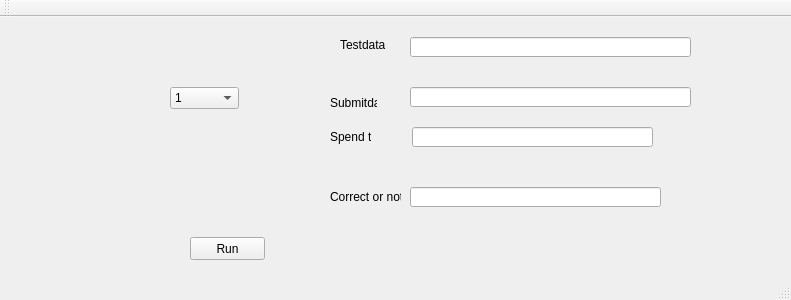
The window that 1/1/mainwindow.ui (fumchin/AOOP-Final-Project) describes before a commit, drawn with Qt 5.
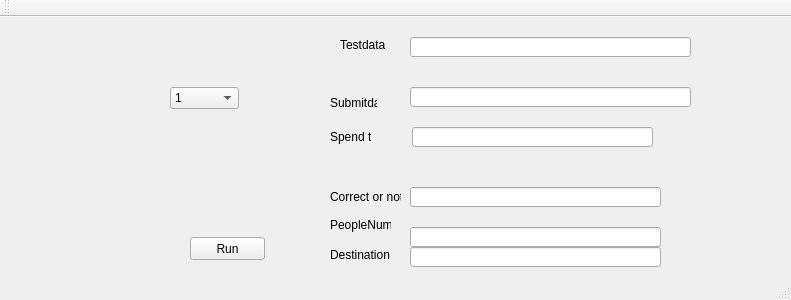
The same window after the commit.

Commit message: course6 sql (add people in building.h)

```diff
--- a/1/1/mainwindow.ui
+++ b/1/1/mainwindow.ui
@@ -159,6 +159,52 @@
      </property>
     </item>
    </widget>
+   <widget class="QLineEdit" name="PeopleNum">
+    <property name="geometry">
+     <rect>
+      <x>410</x>
+      <y>210</y>
+      <width>251</width>
+      <height>20</height>
+     </rect>
+    </property>
+   </widget>
+   <widget class="QLineEdit" name="Destination">
+    <property name="geometry">
+     <rect>
+      <x>410</x>
+      <y>230</y>
+      <width>251</width>
+      <height>20</height>
+     </rect>
+    </property>
+   </widget>
+   <widget class="QLabel" name="label_5">
+    <property name="geometry">
+     <rect>
+      <x>330</x>
+      <y>200</y>
+      <width>61</width>
+      <height>16</height>
+     </rect>
+    </property>
+    <property name="text">
+     <string>PeopleNum</string>
+    </property>
+   </widget>
+   <widget class="QLabel" name="label_6">
+    <property name="geometry">
+     <rect>
+      <x>330</x>
+      <y>230</y>
+      <width>61</width>
+      <height>16</height>
+     </rect>
+    </property>
+    <property name="text">
+     <string>Destination</string>
+    </property>
+   </widget>
   </widget>
   <widget class="QMenuBar" name="menuBar">
    <property name="geometry">
```
The commit also changes 27 other files.
